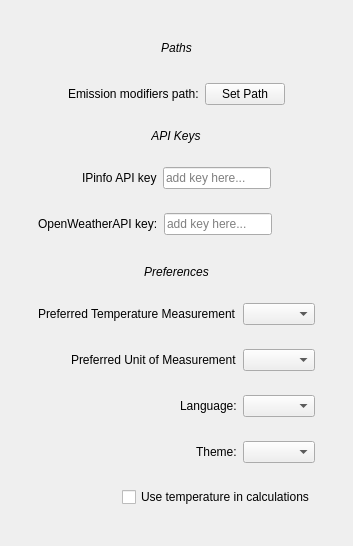
Above: src/data/resources/GUI_files/settings.ui from Luis-Rosario-Alers/CarbonCalculator before the change. Below: the same form after it.
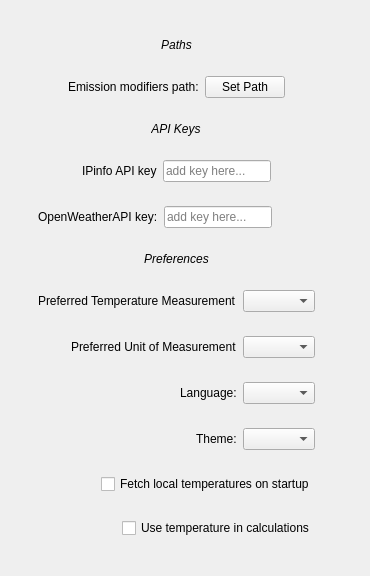
That is the form after the change.

Commit message: :recycle: rename database and settings manager files, update imports, enhance user preferences handling, reimplement OpenWeatherMap and Ipinfo API Support, and increase visibility on the graph's X Axis.

The edit to the form file:
```diff
--- a/src/data/resources/GUI_files/settings.ui
+++ b/src/data/resources/GUI_files/settings.ui
@@ -6,7 +6,7 @@
    <rect>
     <x>0</x>
     <y>0</y>
-    <width>351</width>
+    <width>370</width>
     <height>546</height>
    </rect>
   </property>
@@ -238,6 +238,19 @@
            </layout>
           </widget>
          </item>
+         <item alignment="Qt::AlignmentFlag::AlignRight">
+          <widget class="QWidget" name="fetchLocalTemperaturesOnStartupContainerWIdget" native="true">
+           <layout class="QHBoxLayout" name="horizontalLayout_3">
+            <item alignment="Qt::AlignmentFlag::AlignRight">
+             <widget class="QCheckBox" name="fetchLocalTemperaturesOnStartupCheckBox">
+              <property name="text">
+               <string>Fetch local temperatures on startup</string>
+              </property>
+             </widget>
+            </item>
+           </layout>
+          </widget>
+         </item>
          <item>
           <widget class="QWidget" name="temperatureUseContainerWidget" native="true">
            <layout class="QHBoxLayout" name="horizontalLayout_11">
```
The commit also changes 25 other files.
